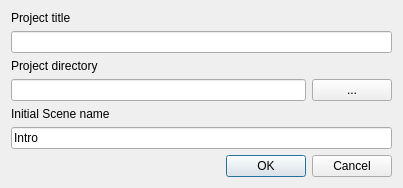
Qt form GGEditor_src/ui/dialogs/ggcreateprojectdialog.ui (kingnak/GameGenerator) before a commit.
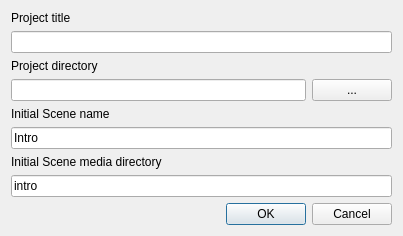
The same form after that commit.

Commit message: Integration of media dialog

Patch:
```diff
--- a/GGEditor_src/ui/dialogs/ggcreateprojectdialog.ui
+++ b/GGEditor_src/ui/dialogs/ggcreateprojectdialog.ui
@@ -7,7 +7,7 @@
     <x>0</x>
     <y>0</y>
     <width>403</width>
-    <height>187</height>
+    <height>232</height>
    </rect>
   </property>
   <property name="windowTitle">
@@ -65,6 +65,20 @@
      </property>
     </widget>
    </item>
+   <item>
+    <widget class="QLabel" name="label_4">
+     <property name="text">
+      <string>Initial Scene media directory</string>
+     </property>
+    </widget>
+   </item>
+   <item>
+    <widget class="QLineEdit" name="txtDefaultSceneDir">
+     <property name="text">
+      <string>intro</string>
+     </property>
+    </widget>
+   </item>
    <item>
     <spacer name="verticalSpacer">
      <property name="orientation">
```
Left out of the diff: 28 changed lines with no effect on the pictures. The commit also changes 36 other files.
